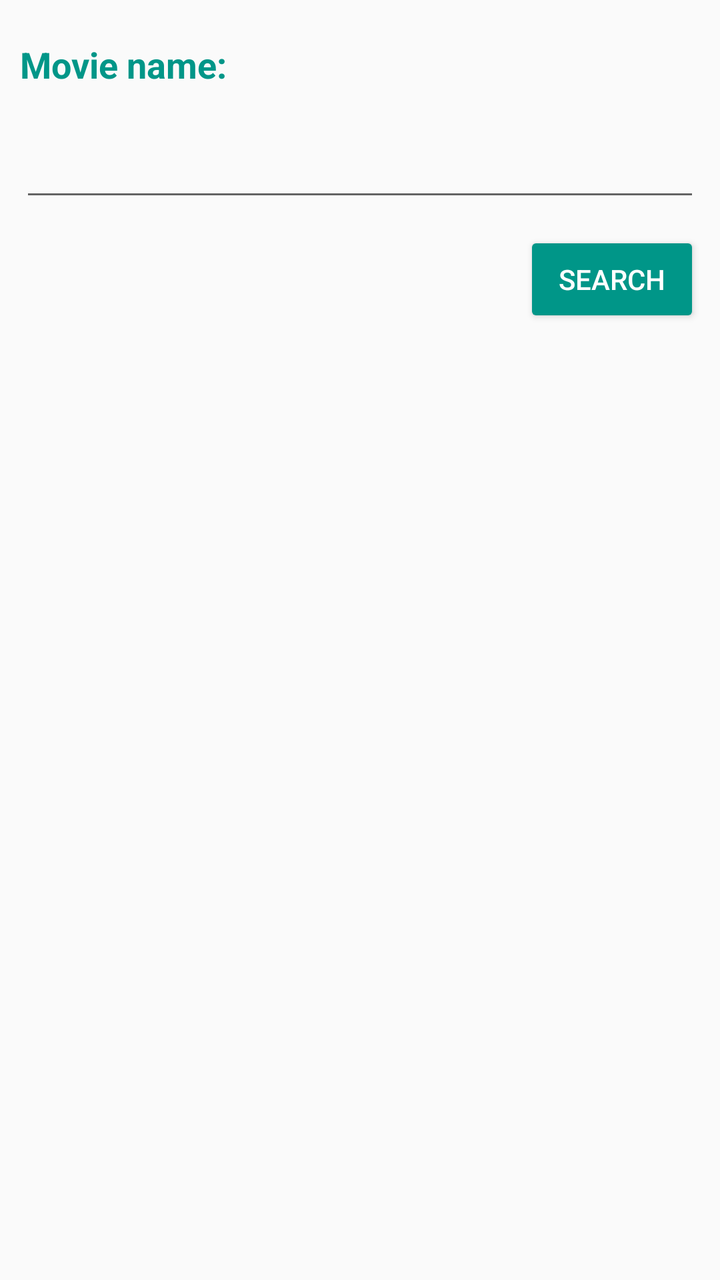
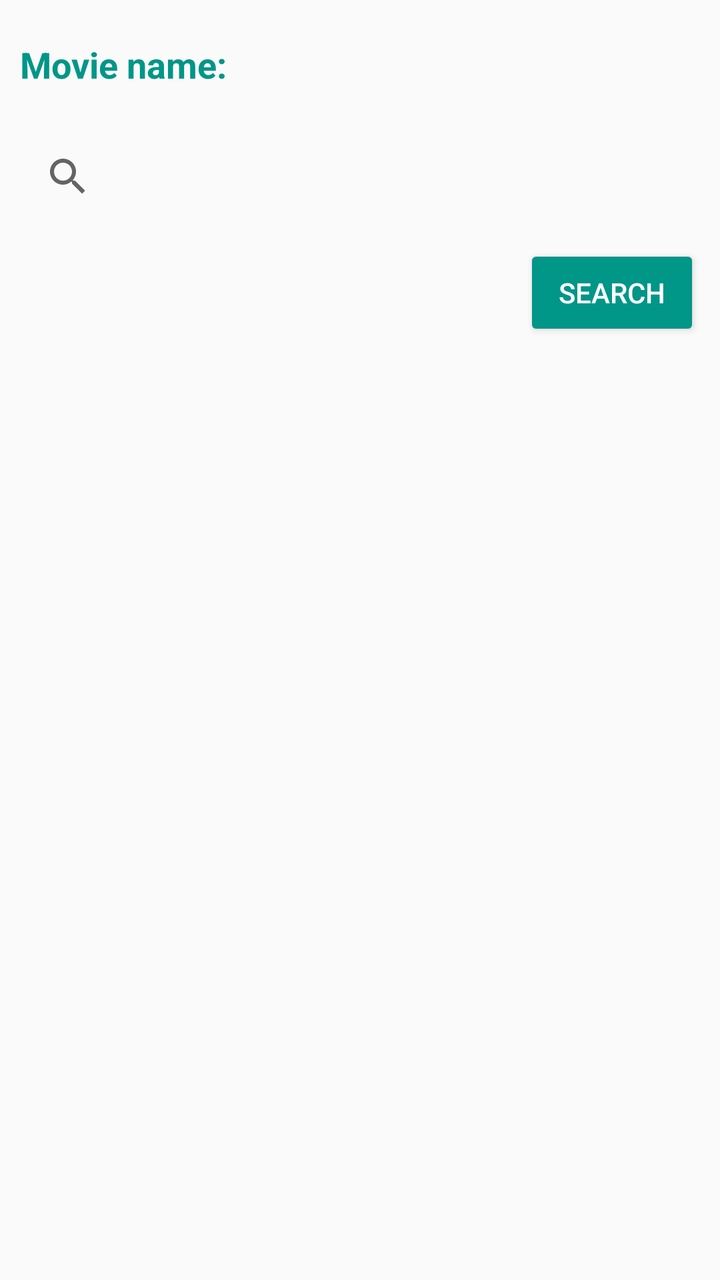

An Android layout rendered at two revisions. The XML below is the earlier revision; the diff shows what the commit changed to produce the second picture.
<!-- AndroidManifest.xml: application theme Theme.AppCompat.Light.DarkActionBar -->
<!-- res/layout/activity_main.xml -->
<LinearLayout xmlns:android="http://schemas.android.com/apk/res/android"
    xmlns:app="http://schemas.android.com/apk/res-auto"
    xmlns:tools="http://schemas.android.com/tools"
    android:id="@+id/LinearLayout1"
    android:layout_width="fill_parent"
    android:layout_height="match_parent"
    android:orientation="vertical"
    android:gravity="right">

    <TextView
        android:id="@+id/LblNombre"
        android:layout_width="fill_parent"
        android:layout_height="wrap_content"
        android:layout_marginLeft="10dp"
        android:layout_marginTop="20dp"
        android:layout_marginRight="10dp"
        android:layout_marginBottom="10dp"
        android:text="@string/nombre"
        android:textColor="@color/verde"
        android:textSize="18sp"
        android:textStyle="bold"
        app:fontFamily="@font/raleway" />

    <EditText
        android:id="@+id/TxtNombre"
        android:layout_width="fill_parent"
        android:layout_height="wrap_content"
        android:layout_margin="10dp"
        android:imeOptions="actionSearch"
        android:inputType="textCapSentences" />

    <Button
        android:id="@+id/BtnHola"
        android:layout_width="wrap_content"
        android:layout_height="wrap_content"
        android:layout_alignParentRight="true"
        android:layout_marginRight="10dp"
        android:text="@string/hola"
        android:theme="@style/GreenButton" />
 
</LinearLayout>
<!-- resources referenced by this layout -->
<resources>
  <color name="verde">#009688</color>
  <string name="hola">Search</string>
  <string name="nombre">Movie name:</string>
  <style name="GreenButton" parent="Widget.AppCompat.Button.Colored">
          <item name="android:textColor">@color/blanco</item>
          <item name="colorButtonNormal">@color/verde</item>
      </style>
  <color name="blanco">#FFFFFF</color>
</resources>

<!-- the commit's change to res/layout/activity_main.xml (unified diff, before → after) -->
@@ -21,7 +21,7 @@
         android:textStyle="bold"
         app:fontFamily="@font/raleway" />
 
-    <EditText
+    <android.support.v7.widget.SearchView
         android:id="@+id/TxtNombre"
         android:layout_width="fill_parent"
         android:layout_height="wrap_content"
